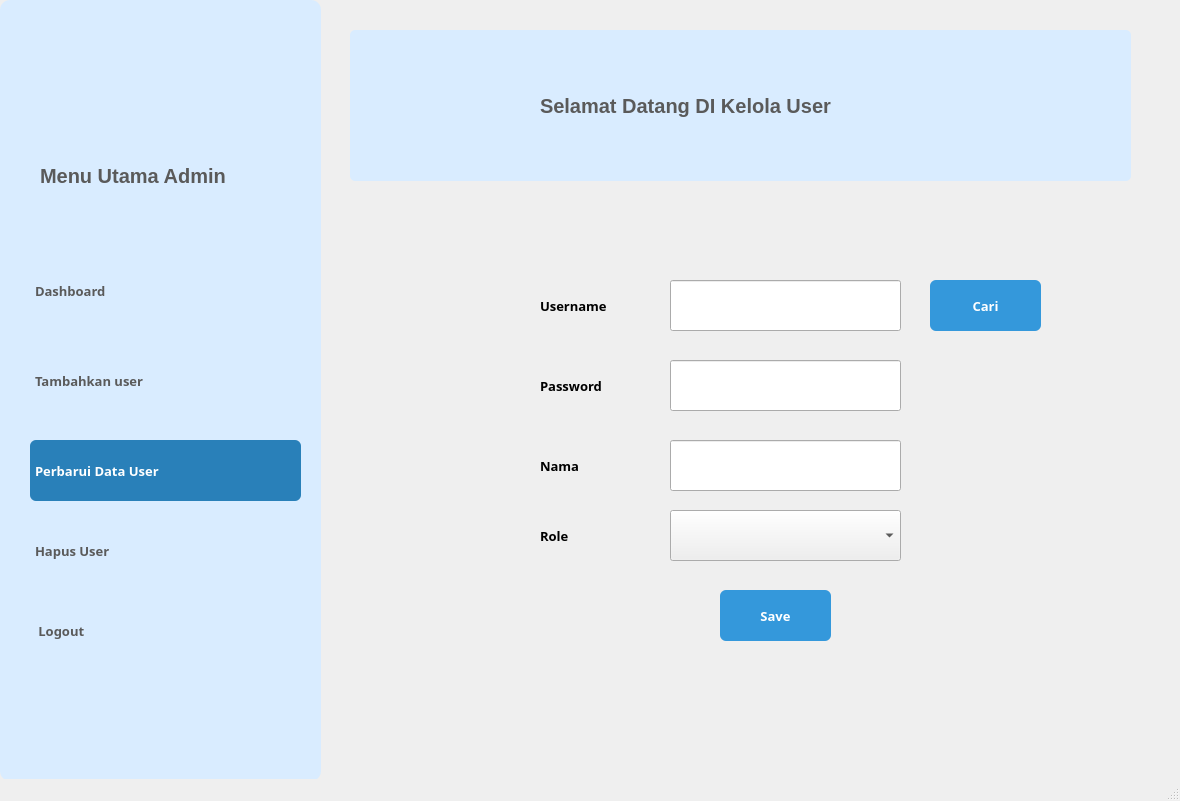
Above: update_user.ui from yssrl/penyewaan_console_python before the change. Below: the same form after it.
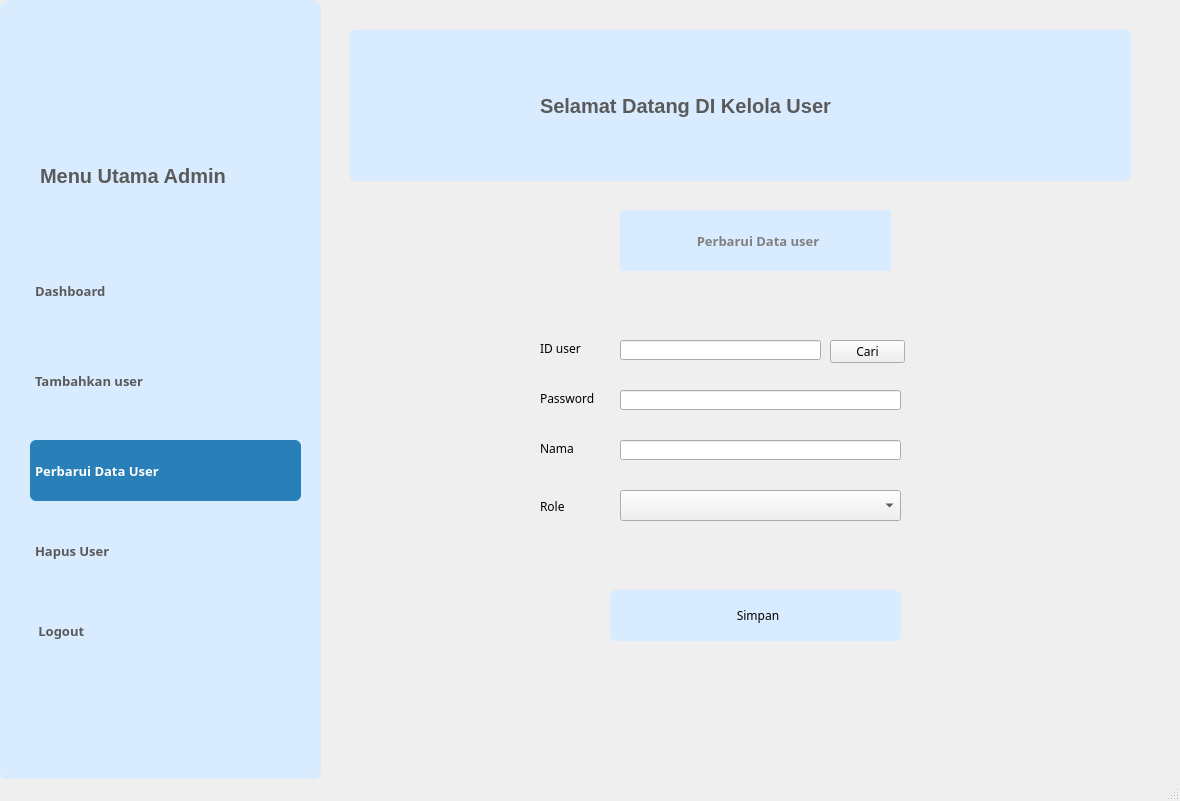
That is the form after the change. Icons and pictures are not drawn.

Diff of the .ui file:
```diff
--- a/update_user.ui
+++ b/update_user.ui
@@ -94,7 +94,7 @@
       <string>Menu Utama Admin</string>
      </property>
     </widget>
-    <widget class="QPushButton" name="pushButton_updateUser">
+    <widget class="QPushButton" name="pushButton">
      <property name="enabled">
       <bool>true</bool>
      </property>
@@ -145,7 +145,7 @@
       <bool>false</bool>
      </property>
     </widget>
-    <widget class="QPushButton" name="pushButton_insertUser">
+    <widget class="QPushButton" name="pushButton_3">
      <property name="geometry">
       <rect>
        <x>30</x>
@@ -189,7 +189,7 @@
        <normaloff>C:/Users/ASUS/Downloads/game_14776131.png</normaloff>C:/Users/ASUS/Downloads/game_14776131.png</iconset>
      </property>
     </widget>
-    <widget class="QPushButton" name="pushButton_dashboardA">
+    <widget class="QPushButton" name="pushButton_4">
      <property name="geometry">
       <rect>
        <x>30</x>
@@ -234,7 +234,7 @@
        <normaloff>C:/Users/ASUS/Downloads/xbox_906325.png</normaloff>C:/Users/ASUS/Downloads/xbox_906325.png</iconset>
      </property>
     </widget>
-    <widget class="QPushButton" name="pushButton_deleteUser">
+    <widget class="QPushButton" name="pushButton_5">
      <property name="geometry">
       <rect>
        <x>30</x>
@@ -278,7 +278,7 @@
        <normaloff>C:/Users/ASUS/Downloads/gaming-console.png</normaloff>C:/Users/ASUS/Downloads/gaming-console.png</iconset>
      </property>
     </widget>
-    <widget class="QPushButton" name="pushButton_logout">
+    <widget class="QPushButton" name="pushButton_6">
      <property name="geometry">
       <rect>
        <x>30</x>
@@ -371,75 +371,26 @@
      </property>
     </widget>
    </widget>
-   <widget class="QLineEdit" name="lineEdit_isiNama">
-    <property name="geometry">
-     <rect>
-      <x>670</x>
-      <y>440</y>
-      <width>231</width>
-      <height>51</height>
-     </rect>
-    </property>
-   </widget>
-   <widget class="QLineEdit" name="lineEdit_isiPassword">
-    <property name="geometry">
-     <rect>
-      <x>670</x>
-      <y>360</y>
-      <width>231</width>
-      <height>51</height>
-     </rect>
-    </property>
-   </widget>
-   <widget class="QLabel" name="label_nama">
-    <property name="geometry">
-     <rect>
-      <x>540</x>
-      <y>450</y>
-      <width>131</width>
-      <height>31</height>
-     </rect>
-    </property>
-    <property name="font">
-     <font>
-      <family>Mongolian Baiti</family>
-      <pointsize>10</pointsize>
-      <weight>75</weight>
-      <bold>true</bold>
-     </font>
-    </property>
-    <property name="text">
-     <string>Nama</string>
-    </property>
-   </widget>
    <widget class="QLabel" name="label_password">
     <property name="geometry">
      <rect>
       <x>540</x>
-      <y>370</y>
-      <width>131</width>
-      <height>31</height>
+      <y>390</y>
+      <width>61</width>
+      <height>16</height>
      </rect>
     </property>
-    <property name="font">
-     <font>
-      <family>Mongolian Baiti</family>
-      <pointsize>10</pointsize>
-      <weight>75</weight>
-      <bold>true</bold>
-     </font>
-    </property>
     <property name="text">
      <string>Password</string>
     </property>
    </widget>
-   <widget class="QLineEdit" name="lineEdit_isiUsername">
+   <widget class="QComboBox" name="comboBox_pilihRole">
     <property name="geometry">
      <rect>
-      <x>670</x>
-      <y>280</y>
-      <width>231</width>
-      <height>51</height>
+      <x>620</x>
+      <y>490</y>
+      <width>281</width>
+      <height>31</height>
      </rect>
     </property>
    </widget>
@@ -447,141 +398,167 @@
     <property name="geometry">
      <rect>
       <x>540</x>
-      <y>290</y>
-      <width>81</width>
-      <height>31</height>
+      <y>340</y>
+      <width>51</width>
+      <height>16</height>
      </rect>
     </property>
-    <property name="font">
-     <font>
-      <family>Mongolian Baiti</family>
-      <pointsize>10</pointsize>
-      <weight>75</weight>
-      <bold>true</bold>
-     </font>
-    </property>
     <property name="text">
-     <string>Username</string>
+     <string>ID user</string>
+    </property>
+   </widget>
+   <widget class="QLineEdit" name="lineEdit_isiUsername">
+    <property name="geometry">
+     <rect>
+      <x>620</x>
+      <y>390</y>
+      <width>281</width>
+      <height>20</height>
+     </rect>
     </property>
    </widget>
    <widget class="QPushButton" name="pushButton_simpan">
     <property name="geometry">
      <rect>
-      <x>720</x>
+      <x>610</x>
       <y>590</y>
-      <width>111</width>
+      <width>291</width>
       <height>51</height>
      </rect>
     </property>
-    <property name="font">
-     <font>
-      <family>Mongolian Baiti</family>
-      <pointsize>10</pointsize>
-      <weight>75</weight>
-      <bold>true</bold>
-      <kerning>false</kerning>
-     </font>
-    </property>
     <property name="styleSheet">
      <string notr="true">QPushButton {
-    background-color: #3498db;   
-	color: white; 
+    background-color: #d9ecff;   
+	color: black; 
 	border-radius: 6px;            
 }
 
 QPushButton:hover {
-    background-color: #2980b9;   
+    background-color: #2980b9;  
+	color: white; 
 }
 
-QPushButton:pressed {
-    background-color: #1c6690;  
+QPushButton {
+    text-align: center;
+    vertical-align: middle; 
+    padding-left: 5px; 
 }
+
 </string>
     </property>
     <property name="text">
-     <string>Save</string>
+     <string>Simpan</string>
     </property>
-    <property name="default">
-     <bool>false</bool>
-    </property>
-    <property name="flat">
-     <bool>false</bool>
-    </property>
    </widget>
-   <widget class="QComboBox" name="comboBox_pilihRole">
-    <property name="geometry">
-     <rect>
-      <x>670</x>
-      <y>510</y>
-      <width>231</width>
-      <height>51</height>
-     </rect>
-    </property>
-   </widget>
-   <widget class="QLabel" name="label_role">
+   <widget class="QLabel" name="label_level">
     <property name="geometry">
      <rect>
       <x>540</x>
-      <y>520</y>
-      <width>131</width>
-      <height>31</height>
+      <y>500</y>
+      <width>47</width>
+      <height>13</height>
      </rect>
     </property>
-    <property name="font">
-     <font>
-      <family>Mongolian Baiti</family>
-      <pointsize>10</pointsize>
-      <weight>75</weight>
-      <bold>true</bold>
-     </font>
-    </property>
     <property name="text">
      <string>Role</string>
     </property>
    </widget>
+   <widget class="QLineEdit" name="lineEdit_Nama">
+    <property name="geometry">
+     <rect>
+      <x>620</x>
+      <y>340</y>
+      <width>201</width>
+      <height>20</height>
+     </rect>
+    </property>
+   </widget>
+   <widget class="QLineEdit" name="lineEdit_isiPassword">
+    <property name="geometry">
+     <rect>
+      <x>620</x>
+      <y>440</y>
+      <width>281</width>
+      <height>20</height>
+     </rect>
+    </property>
+   </widget>
+   <widget class="QLabel" name="label_nama">
+    <property name="geometry">
+     <rect>
+      <x>540</x>
+      <y>440</y>
+      <width>61</width>
+      <height>16</height>
+     </rect>
+    </property>
+    <property name="text">
+     <string>Nama</string>
+    </property>
+   </widget>
+   <widget class="QPushButton" name="pushButton_2">
+    <property name="enabled">
+     <bool>true</bool>
+    </property>
+    <property name="geometry">
+     <rect>
+      <x>620</x>
+      <y>210</y>
+      <width>271</width>
+      <height>61</height>
+     </rect>
+    </property>
+    <property name="font">
+     <font>
+      <family>Microsoft New Tai Lue</family>
+      <pointsize>10</pointsize>
+      <weight>75</weight>
+      <bold>true</bold>
+     </font>
+    </property>
+    <property name="contextMenuPolicy">
+     <enum>Qt::DefaultContextMenu</enum>
+    </property>
+    <property name="layoutDirection">
+     <enum>Qt::LeftToRight</enum>
+    </property>
+    <property name="styleSheet">
+     <string notr="true">QPushButton {
+    background-color: #d9ecff;
+	color: grey; 
+	border-radius: 2px;         
+}
+
+QPushButton {
+    text-align: center;
+    vertical-align: middle; 
+    padding-left: 5px; 
+}
+</string>
+    </property>
+    <property name="text">
+     <string>Perbarui Data user</string>
+    </property>
+    <property name="icon">
+     <iconset>
+      <normaloff>C:/Users/ASUS/Downloads/dashboard.png</normaloff>C:/Users/ASUS/Downloads/dashboard.png</iconset>
+    </property>
+    <property name="autoDefault">
+     <bool>false</bool>
+    </property>
+   </widget>
    <widget class="QPushButton" name="pushButton_cari">
     <property name="geometry">
      <rect>
-      <x>930</x>
-      <y>280</y>
-      <width>111</width>
-      <height>51</height>
+      <x>830</x>
+      <y>340</y>
+      <width>75</width>
+      <height>23</height>
      </rect>
     </property>
-    <property name="font">
-     <font>
-      <family>Mongolian Baiti</family>
-      <pointsize>10</pointsize>
-      <weight>75</weight>
-      <bold>true</bold>
-      <kerning>false</kerning>
-     </font>
-    </property>
-    <property name="styleSheet">
-     <string notr="true">QPushButton {
-    background-color: #3498db;   
-	color: white; 
-	border-radius: 6px;            
-}
-
-QPushButton:hover {
-    background-color: #2980b9;   
-}
-
-QPushButton:pressed {
-    background-color: #1c6690;  
-}
-</string>
-    </property>
     <property name="text">
      <string>Cari</string>
     </property>
-    <property name="default">
-     <bool>false</bool>
-    </property>
-    <property name="flat">
-     <bool>false</bool>
-    </property>
    </widget>
   </widget>
   <widget class="QMenuBar" name="menubar">
@@ -590,7 +567,7 @@
      <x>0</x>
      <y>0</y>
      <width>1180</width>
-     <height>19</height>
+     <height>22</height>
     </rect>
    </property>
   </widget>
```
